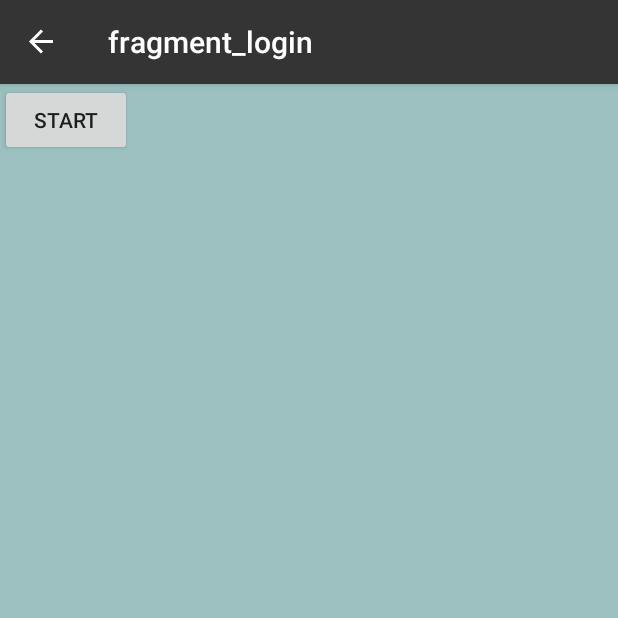
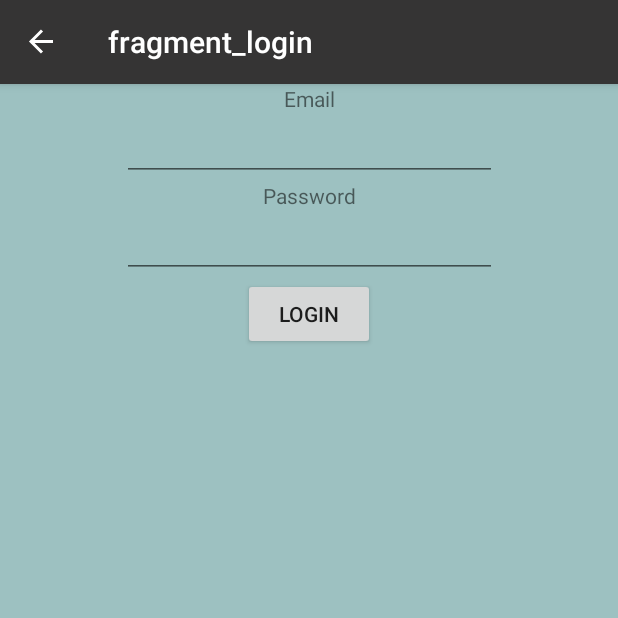
Before and after one commit to 20Anna00/PAMN_App, an Android app: the screen it shows after launch (MainActivity), after a tap on "LOGIN", on a phone screen of 412 x 824 dp, the top half of it. Run offline under Robolectric (Android 15) with nearby library versions, the phone set to English and light mode, and no system bars; our stand-ins replace Firebase (no records; nobody signed in at launch, a user with empty details on screens opened directly), data binding, navigation-ui.

Commit message:
First commit of the branch

```diff
--- a/App/app/src/main/java/com/example/android/navigation/LoginFragment.kt
+++ b/App/app/src/main/java/com/example/android/navigation/LoginFragment.kt
@@ -34,6 +34,7 @@ package com.example.android.navigation
 
 import android.content.Intent
 import android.os.Bundle
+import android.renderscript.ScriptGroup.Binding
 import android.view.*
 import android.widget.Toast
 import androidx.databinding.DataBindingUtil
@@ -41,6 +42,8 @@ import androidx.fragment.app.Fragment
 import androidx.navigation.findNavController
 import androidx.navigation.ui.NavigationUI
 import com.example.android.navigation.databinding.FragmentLoginBinding
+import com.google.firebase.auth.FirebaseAuth
+import kotlinx.android.synthetic.main.fragment_login.*
 
 class LoginFragment : Fragment() {
     override fun onCreateView(inflater: LayoutInflater, container: ViewGroup?,
@@ -48,14 +51,30 @@ class LoginFragment : Fragment() {
         val binding = DataBindingUtil.inflate<FragmentLoginBinding>(inflater,
             R.layout.fragment_login,container,false)
 
-        binding.startButton.setOnClickListener { view : View ->
-            view.findNavController().navigate(LoginFragmentDirections.actionLoginFragmentToStartPageFragment())
-        }
+        setup(binding)
 
         setHasOptionsMenu(true)
         return binding.root
+
+
     }
 
+
+    private fun setup(binding: FragmentLoginBinding) {
+
+        binding.loginButton.setOnClickListener{
+            if(emailField.text.isNotEmpty() && passwordField.text.isNotEmpty()){
+                Toast.makeText(context, "Logged successfully", Toast.LENGTH_SHORT).show()
+
+                FirebaseAuth.getInstance().signInWithEmailAndPassword(emailField.text.toString(), passwordField.text.toString())
+
+            }
+        }
+    }
+
+    private fun showHome(email: String){
+        view?.findNavController()?.navigate(LoginFragmentDirections.actionLoginFragmentToStartPageFragment())
+    }
 
     override fun onCreateOptionsMenu(menu: Menu, inflater: MenuInflater) {
         super.onCreateOptionsMenu(menu, inflater)
--- a/App/app/src/main/java/com/example/android/navigation/StartPageFragment.kt
+++ b/App/app/src/main/java/com/example/android/navigation/StartPageFragment.kt
@@ -34,6 +34,7 @@ class StartPageFragment : Fragment() {
             R.layout.fragment_startpage,container,false)
 
 
+
         binding.refillButton.setOnClickListener { view : View ->
             view.findNavController().navigate(StartPageFragmentDirections.actionStartPageFragmentToRefillFragment())
         }
@@ -42,6 +43,7 @@ class StartPageFragment : Fragment() {
             view.findNavController().navigate(StartPageFragmentDirections.actionStartPageFragmentToScheduleFragment())
         }
         setHasOptionsMenu(true)
+
         return binding.root
     }
 
--- a/App/app/src/main/res/layout/fragment_login.xml
+++ b/App/app/src/main/res/layout/fragment_login.xml
@@ -35,21 +35,49 @@
 
 
         <TextView
-            android:id="@+id/rulesText"
-            android:layout_width="0dp"
+            android:id="@+id/emailTxt"
+            android:layout_width="match_parent"
             android:layout_height="wrap_content"
-            android:layout_marginStart="@dimen/horizontal_margin"
-            android:layout_marginEnd="@dimen/horizontal_margin"
-            android:fontFamily="@font/roboto_italic"
-            android:text="Login"
-            android:textAppearance="@style/TextAppearance.AppCompat.Large"
+            android:text="Email"
+            app:layout_constraintStart_toStartOf="parent"
             app:layout_constraintEnd_toEndOf="parent"
-            app:layout_constraintStart_toStartOf="parent" />
+            app:layout_constraintTop_toTopOf="parent"
+            android:gravity="center_horizontal"
+            />
+        <EditText
+            android:id="@+id/emailField"
+            android:layout_width="250dp"
+            android:layout_height="wrap_content"
+            app:layout_constraintStart_toStartOf="@id/emailTxt"
+            app:layout_constraintEnd_toEndOf="@id/emailTxt"
+            app:layout_constraintTop_toBottomOf="@id/emailTxt"/>
+
+
+        <TextView
+            android:id="@+id/passwordTxt"
+            android:layout_width="match_parent"
+            android:layout_height="wrap_content"
+            android:text="Password"
+            app:layout_constraintStart_toStartOf="@id/emailTxt"
+            app:layout_constraintEnd_toEndOf="@id/emailTxt"
+            app:layout_constraintTop_toBottomOf="@id/emailField"
+            android:gravity="center_horizontal"
+            />
+        <EditText
+            android:id="@+id/passwordField"
+            android:layout_width="250dp"
+            android:layout_height="wrap_content"
+            app:layout_constraintStart_toStartOf="@id/passwordTxt"
+            app:layout_constraintEnd_toEndOf="@id/passwordTxt"
+            app:layout_constraintTop_toBottomOf="@id/passwordTxt"/>
 
         <Button
-            android:id="@+id/startButton"
+            android:id="@+id/loginButton"
             android:layout_width="wrap_content"
             android:layout_height="wrap_content"
-            android:text="Start" />
+            app:layout_constraintTop_toBottomOf="@id/passwordField"
+            app:layout_constraintStart_toStartOf="@id/emailTxt"
+            app:layout_constraintEnd_toEndOf="@id/emailTxt"
+            android:text="Login" />
     </androidx.constraintlayout.widget.ConstraintLayout>
 </layout>
--- a/App/build.gradle
+++ b/App/build.gradle
@@ -17,9 +17,9 @@
 // Top-level build file where you can add configuration options common to all sub-projects/modules.
 buildscript {
     ext {
-        kotlin_version = '1.4.10'
+        kotlin_version = '1.6.0'
         archLifecycleVersion = '1.1.1'
-        gradleVersion = '4.1.0'
+        gradleVersion = '4.2.2'
         supportlibVersion = '1.2.0'
         dataBindingCompilerVersion = gradleVersion // Always need to be the same.
         navigationVersion = '2.3.1'
```
Also changed, not shown: App/app/build.gradle (+30 -13 lines), App/app/src/main/AndroidManifest.xml (+7 -1 lines), App/app/src/main/res/drawable/rounded_button.xml (deleted, +0 -9 lines), App/gradle/wrapper/gradle-wrapper.properties.
